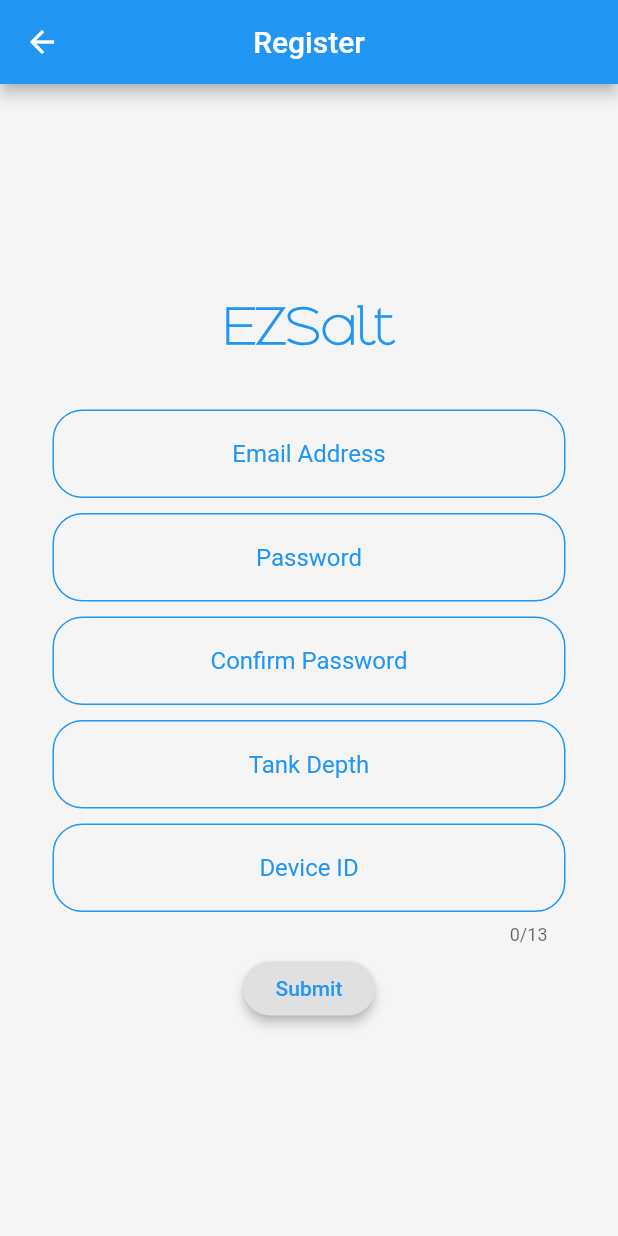
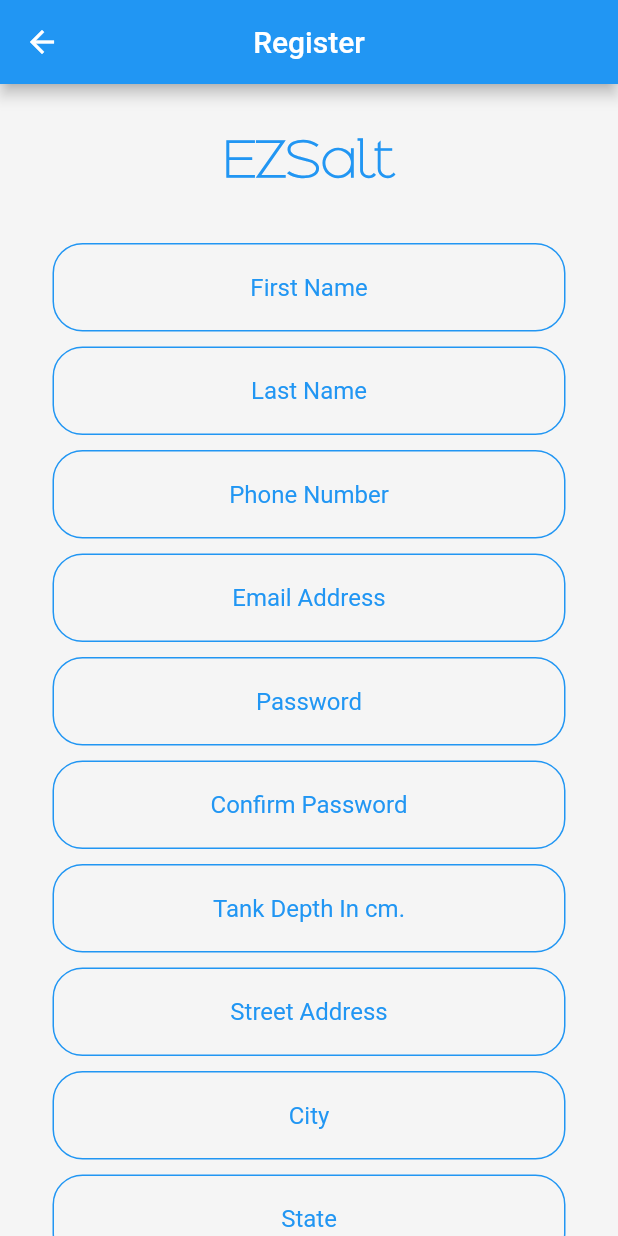
Before and after one commit to stemcreations/EZSalt, a Flutter app: the RegisterPage screen opened by its route, on a phone screen of 412 x 824 dp. Run offline on Flutter 3.47's test engine with Material 2 defaults, Android fonts, the phone set to English and light mode, and no system bars; our stand-ins replace cloud_firestore, firebase_auth, firebase_core, font_awesome_flutter, modal_progress_hud, step_progress_indicator; missing offline and left inert: ping_discover_network, wifi; accounts and stored records are empty.

Commit message:
Register screen done and tested working

```diff
--- a/lib/components/custom_widgets.dart
+++ b/lib/components/custom_widgets.dart
@@ -17,7 +17,11 @@ class CustomTextField extends StatelessWidget {
   Widget build(BuildContext context) {
     return Padding(
       padding: const EdgeInsets.symmetric(horizontal: 35, vertical: 5),
-      child: TextField(
+      child: TextFormField(
+        textInputAction: TextInputAction.next,
+        onFieldSubmitted: (term){
+          FocusScope.of(context).nextFocus();
+        },
         maxLength: maxLength,
         onChanged: onChanged,
         obscureText: obscureText,
--- a/lib/constants.dart
+++ b/lib/constants.dart
@@ -3,3 +3,16 @@ import 'package:flutter/material.dart';
 Color borderAndTextColor = Colors.blue;
 Color focusedBorderColor = Colors.blueAccent;
 Color backgroundColor = Colors.grey.shade100;
+
+Map phoneCarriers = {
+  'AT&T': '@mms.att.net',
+  'T-Mobile': '@tmomail.net',
+  'Verizon': '@vtext.com',
+  'Sprint': '@page.nextel.com',
+  'Virgin Mobile': '@vmobl.com',
+  'Tracfone': '@mmst5.tracfone.com',
+  'Ting': '@message.ting.com',
+  'Boost Mobile': '@myboostmobile.com',
+  'U.S. Cellular': '@email.uscc.net',
+  'Metro PCS': '@mymetropcs.com',
+};
--- a/lib/networking/authentication.dart
+++ b/lib/networking/authentication.dart
@@ -1,5 +1,3 @@
-import 'dart:ffi';
-
 import 'package:firebase_auth/firebase_auth.dart';
 import 'package:cloud_firestore/cloud_firestore.dart';
 
--- a/lib/pages/register.dart
+++ b/lib/pages/register.dart
@@ -9,6 +9,68 @@ class RegisterPage extends StatefulWidget {
 }
 
 class _RegisterPageState extends State<RegisterPage> {
+  String selectedPhoneCarrier;
+  String firstName;
+  String lastName;
+  String email;
+  String password;
+  String confirmedPassword;
+  String address;
+  String city;
+  String state;
+  String phoneNumber;
+  String deviceID;
+  String zipCode;
+  String tankDepth;
+  bool passwordsMatch;
+
+  List<DropdownMenuItem> dropDownBuilder(){
+    List<DropdownMenuItem<String>> dropDownItemList = [];
+
+    for(final name in phoneCarriers.keys){
+      String phoneCarrier = name;
+      String phoneCarrierValue = phoneCarriers[name];
+      var newDropDownItem = DropdownMenuItem(
+        child: Text(phoneCarrier),
+        value: phoneCarrierValue,
+      );
+      dropDownItemList.add(newDropDownItem);
+    }
+    return dropDownItemList;
+  }
+
+  bool assertNoNullFields(){
+    if(selectedPhoneCarrier != null && firstName != null && lastName != null
+        && email != null && passwordsMatch != false && address != null && city != null
+        && state != null && zipCode != null && phoneNumber != null && deviceID != null
+        && tankDepth != null
+    ){
+      return true;
+    }else {
+      return false;
+    }
+  }
+
+  void checkPasswordMatch(){
+    if(password == confirmedPassword){
+      setState(() {
+        passwordsMatch = true;
+        print('passwords match');
+      });
+    }else{
+      setState(() {
+        passwordsMatch = false;
+        print('passwords dont match');
+      });
+    }
+  }
+
+  @override
+  void initState() {
+    dropDownBuilder();
+    super.initState();
+  }
+
   @override
   Widget build(BuildContext context) {
     return Scaffold(
@@ -22,7 +84,9 @@ class _RegisterPageState extends State<RegisterPage> {
           child: Column(
             mainAxisSize: MainAxisSize.min,
             children: [
-              Text(
+              Padding(
+                padding: const EdgeInsets.symmetric(vertical: 30),
+                child: Text(
                   'EZSalt',
                   style: TextStyle(
                     fontFamily: 'EZSalt',
@@ -31,22 +95,62 @@ class _RegisterPageState extends State<RegisterPage> {
                     fontWeight: FontWeight.w900,
                   ),
                 ),
-              SizedBox(
-                height: 30,
               ),
-              CustomTextField(text: 'Email Address',), //email / username
-              CustomTextField(text: 'Password', obscureText: true,), //password
-              CustomTextField(text: 'Confirm Password', obscureText: true,), //re-enter password
-              CustomTextField(text: 'Tank Depth', keyboardType: TextInputType.number,),
-              CustomTextField(text: 'Device ID', maxLength: 13,),//tank depth
-              MaterialButton(
-                onPressed: () {
-                    //AuthService().createUserWithEmailAndPassword('wesley@email.com', 'test1234');
+              CustomTextField(text: 'First Name', onChanged: (text) => firstName = text.trim(),),
+              CustomTextField(text: 'Last Name', onChanged: (text) => lastName = text.trim(),),
+              CustomTextField(text: 'Phone Number', onChanged: (text) => phoneNumber = text.trim(), keyboardType: TextInputType.phone,),
+              CustomTextField(text: 'Email Address', onChanged: (text) => email = text.trim(),), //email / username
+              CustomTextField(text: 'Password', obscureText: true, onChanged: (text) => password = text.trim(),), //password
+              CustomTextField(text: 'Confirm Password', obscureText: true, onChanged: (text){
+                confirmedPassword = text;
+                checkPasswordMatch();
+              },), //re-enter password
+              CustomTextField(text: 'Tank Depth In cm.', keyboardType: TextInputType.number, onChanged: (number) => tankDepth = number,),
+              CustomTextField(text: 'Street Address', onChanged: (text) => address = text.trim(),),
+              CustomTextField(text: 'City', onChanged: (text) => city = text,),
+              CustomTextField(text: 'State', onChanged: (text) => state = text,),
+              CustomTextField(text: 'Zip Code', keyboardType: TextInputType.number, onChanged: (number) => zipCode = number,),
+              CustomTextField(text: 'Device ID', maxLength: 13, onChanged: (text) => deviceID = text,),//tank depth
+              DropdownButton(
+                style: TextStyle(color: borderAndTextColor, fontWeight: FontWeight.bold),
+                value: selectedPhoneCarrier,
+                hint: Text('Select Phone Carrier'),
+                items: dropDownBuilder(),
+                onChanged: (value) {
+                  setState(() {
+                    selectedPhoneCarrier = value;
+                  });
+                },
+              ),
+              Padding(
+                padding: const EdgeInsets.only(top: 15.0, bottom: 20),
+                child: MaterialButton(
+                  onPressed: () async {
+                    if(assertNoNullFields()) {
+                      await AuthService().createUserWithEmailAndPassword(
+                          email,
+                          password,
+                          firstName,
+                          lastName,
+                          deviceID,
+                          address,
+                          city,
+                          state,
+                          int.parse(zipCode),
+                          phoneNumber,
+                          int.parse(tankDepth),
+                          selectedPhoneCarrier);
+                      Navigator.pushNamed(context, '/home');
+                      //TODO add push to home page and pull data from server to populate page.
+                      }else{
+                      print('missing fields');
+                      }
                     },
                   child: Text('Submit', style: TextStyle(color: borderAndTextColor),),
                   shape: RoundedRectangleBorder(borderRadius: BorderRadius.circular(20)),
                   color: Colors.grey.shade300,
                   elevation: 3,
+                ),
               ), //Submit button
             ],
           ),
```
Lines whose indentation alone changed are shown as unchanged.
